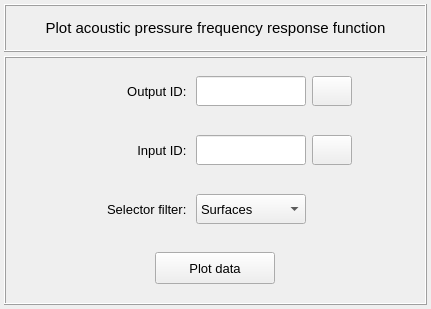
MOPT-UFSC/VIBRA, file vibra/interface/data/ui_files/plots/acoustic/acoustic_pressure_frequency_response_function_inputs.ui: the form before one commit.
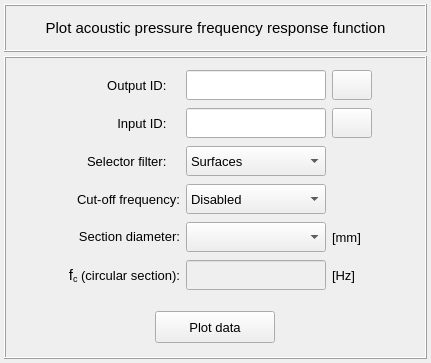
The form after the commit. Icons and pictures are not drawn.

Commit message: Add the cut-off frequency lines to acoustic frequency response plots

```diff
--- a/vibra/interface/data/ui_files/plots/acoustic/acoustic_pressure_frequency_response_function_inputs.ui
+++ b/vibra/interface/data/ui_files/plots/acoustic/acoustic_pressure_frequency_response_function_inputs.ui
@@ -7,7 +7,7 @@
     <x>0</x>
     <y>0</y>
     <width>431</width>
-    <height>309</height>
+    <height>363</height>
    </rect>
   </property>
   <property name="sizePolicy">
@@ -56,10 +56,10 @@
       </size>
      </property>
      <property name="frameShape">
-      <enum>QFrame::Box</enum>
+      <enum>QFrame::Shape::Box</enum>
      </property>
      <property name="frameShadow">
-      <enum>QFrame::Raised</enum>
+      <enum>QFrame::Shadow::Raised</enum>
      </property>
      <property name="lineWidth">
       <number>1</number>
@@ -98,7 +98,6 @@
          <font>
           <family>MS Shell Dlg 2</family>
           <pointsize>11</pointsize>
-          <weight>50</weight>
           <italic>false</italic>
           <bold>false</bold>
          </font>
@@ -107,10 +106,10 @@
          <string>Plot acoustic pressure frequency response function</string>
         </property>
         <property name="textFormat">
-         <enum>Qt::AutoText</enum>
+         <enum>Qt::TextFormat::AutoText</enum>
         </property>
         <property name="alignment">
-         <set>Qt::AlignCenter</set>
+         <set>Qt::AlignmentFlag::AlignCenter</set>
         </property>
         <property name="margin">
          <number>-5</number>
@@ -135,10 +134,10 @@
       </size>
      </property>
      <property name="frameShape">
-      <enum>QFrame::Box</enum>
+      <enum>QFrame::Shape::Box</enum>
      </property>
      <property name="frameShadow">
-      <enum>QFrame::Raised</enum>
+      <enum>QFrame::Shadow::Raised</enum>
      </property>
      <layout class="QGridLayout" name="gridLayout_3">
       <property name="leftMargin">
@@ -156,183 +155,7 @@
       <property name="spacing">
        <number>4</number>
       </property>
-      <item row="0" column="0">
-       <widget class="QFrame" name="frame_4">
-        <property name="minimumSize">
-         <size>
-          <width>0</width>
-          <height>52</height>
-         </size>
-        </property>
-        <property name="maximumSize">
-         <size>
-          <width>16777215</width>
-          <height>52</height>
-         </size>
-        </property>
-        <property name="frameShape">
-         <enum>QFrame::NoFrame</enum>
-        </property>
-        <property name="frameShadow">
-         <enum>QFrame::Raised</enum>
-        </property>
-        <layout class="QGridLayout" name="gridLayout">
-         <property name="leftMargin">
-          <number>2</number>
-         </property>
-         <property name="topMargin">
-          <number>2</number>
-         </property>
-         <property name="rightMargin">
-          <number>2</number>
-         </property>
-         <property name="bottomMargin">
-          <number>2</number>
-         </property>
-         <property name="horizontalSpacing">
-          <number>6</number>
-         </property>
-         <property name="verticalSpacing">
-          <number>2</number>
-         </property>
-         <item row="0" column="0">
-          <spacer name="horizontalSpacer">
-           <property name="orientation">
-            <enum>Qt::Horizontal</enum>
-           </property>
-           <property name="sizeHint" stdset="0">
-            <size>
-             <width>40</width>
-             <height>20</height>
-            </size>
-           </property>
-          </spacer>
-         </item>
-         <item row="0" column="2">
-          <widget class="QLineEdit" name="lineEdit_output_selected_id">
-           <property name="minimumSize">
-            <size>
-             <width>110</width>
-             <height>30</height>
-            </size>
-           </property>
-           <property name="maximumSize">
-            <size>
-             <width>110</width>
-             <height>30</height>
-            </size>
-           </property>
-           <property name="font">
-            <font>
-             <pointsize>10</pointsize>
-            </font>
-           </property>
-           <property name="styleSheet">
-            <string notr="true"/>
-           </property>
-           <property name="text">
-            <string/>
-           </property>
-           <property name="alignment">
-            <set>Qt::AlignCenter</set>
-           </property>
-          </widget>
-         </item>
-         <item row="0" column="1">
-          <widget class="QLabel" name="label_10">
-           <property name="minimumSize">
-            <size>
-             <width>110</width>
-             <height>30</height>
-            </size>
-           </property>
-           <property name="maximumSize">
-            <size>
-             <width>110</width>
-             <height>30</height>
-            </size>
-           </property>
-           <property name="font">
-            <font>
-             <family>MS Shell Dlg 2</family>
-             <pointsize>10</pointsize>
-             <weight>50</weight>
-             <italic>false</italic>
-             <bold>false</bold>
-            </font>
-           </property>
-           <property name="text">
-            <string>Output ID: </string>
-           </property>
-           <property name="alignment">
-            <set>Qt::AlignRight|Qt::AlignTrailing|Qt::AlignVCenter</set>
-           </property>
-          </widget>
-         </item>
-         <item row="0" column="3">
-          <widget class="QPushButton" name="pushButton_export_data">
-           <property name="minimumSize">
-            <size>
-             <width>40</width>
-             <height>30</height>
-            </size>
-           </property>
-           <property name="maximumSize">
-            <size>
-             <width>40</width>
-             <height>30</height>
-            </size>
-           </property>
-           <property name="font">
-            <font>
-             <family>MS Shell Dlg 2</family>
-             <pointsize>11</pointsize>
-             <weight>75</weight>
-             <italic>false</italic>
-             <bold>true</bold>
-            </font>
-           </property>
-           <property name="toolTip">
-            <string>&lt;html&gt;&lt;head/&gt;&lt;body&gt;&lt;p&gt;&lt;span style=&quot; font-size:10pt; font-weight:400;&quot;&gt;Press to export the current frequency response function&lt;/span&gt;&lt;/p&gt;&lt;/body&gt;&lt;/html&gt;</string>
-           </property>
-           <property name="styleSheet">
-            <string notr="true"/>
-           </property>
-           <property name="text">
-            <string/>
-           </property>
-           <property name="icon">
-            <iconset resource="../../../icons/resources.qrc">
-             <normaloff>:/icons/save_as.png</normaloff>:/icons/save_as.png</iconset>
-           </property>
-           <property name="iconSize">
-            <size>
-             <width>20</width>
-             <height>20</height>
-            </size>
-           </property>
-           <property name="flat">
-            <bool>false</bool>
-           </property>
-          </widget>
-         </item>
-         <item row="0" column="4">
-          <spacer name="horizontalSpacer_2">
-           <property name="orientation">
-            <enum>Qt::Horizontal</enum>
-           </property>
-           <property name="sizeHint" stdset="0">
-            <size>
-             <width>40</width>
-             <height>20</height>
-            </size>
-           </property>
-          </spacer>
-         </item>
-        </layout>
-       </widget>
-      </item>
-      <item row="3" column="0">
+      <item row="1" column="0">
        <widget class="QFrame" name="frame_3">
         <property name="minimumSize">
          <size>
@@ -347,10 +170,10 @@
          </size>
         </property>
         <property name="frameShape">
-         <enum>QFrame::NoFrame</enum>
+         <enum>QFrame::Shape::NoFrame</enum>
         </property>
         <property name="frameShadow">
-         <enum>QFrame::Raised</enum>
+         <enum>QFrame::Shadow::Raised</enum>
         </property>
         <layout class="QGridLayout" name="gridLayout_47">
          <property name="leftMargin">
@@ -386,7 +209,6 @@
             <font>
              <family>MS Shell Dlg 2</family>
              <pointsize>10</pointsize>
-             <weight>50</weight>
              <italic>false</italic>
              <bold>false</bold>
             </font>
@@ -405,8 +227,8 @@
         </layout>
        </widget>
       </item>
-      <item row="2" column="0">
-       <widget class="QFrame" name="frame_5">
+      <item row="0" column="0">
+       <widget class="QFrame" name="frame_4">
         <property name="minimumSize">
          <size>
           <width>0</width>
@@ -416,21 +238,21 @@
         <property name="maximumSize">
          <size>
           <width>16777215</width>
-          <height>52</height>
+          <height>280</height>
          </size>
         </property>
         <property name="frameShape">
-         <enum>QFrame::NoFrame</enum>
+         <enum>QFrame::Shape::NoFrame</enum>
         </property>
         <property name="frameShadow">
-         <enum>QFrame::Raised</enum>
+         <enum>QFrame::Shadow::Raised</enum>
         </property>
-        <layout class="QGridLayout" name="gridLayout_6">
+        <layout class="QGridLayout" name="gridLayout">
          <property name="leftMargin">
           <number>2</number>
          </property>
          <property name="topMargin">
-          <number>2</number>
+          <number>8</number>
          </property>
          <property name="rightMargin">
           <number>2</number>
@@ -442,26 +264,132 @@
           <number>6</number>
          </property>
          <property name="verticalSpacing">
-          <number>2</number>
+          <number>8</number>
          </property>
-         <item row="0" column="2">
+         <item row="3" column="2">
+          <widget class="QComboBox" name="comboBox_cutoff_frequency_options">
+           <property name="minimumSize">
+            <size>
+             <width>140</width>
+             <height>30</height>
+            </size>
+           </property>
+           <property name="maximumSize">
+            <size>
+             <width>140</width>
+             <height>30</height>
+            </size>
+           </property>
+           <property name="font">
+            <font>
+             <pointsize>10</pointsize>
+            </font>
+           </property>
+           <item>
+            <property name="text">
+             <string>Disabled</string>
+            </property>
+           </item>
+           <item>
+            <property name="text">
+             <string>User-defined</string>
+            </property>
+           </item>
+           <item>
+            <property name="text">
+             <string>Automatic</string>
+            </property>
+           </item>
+          </widget>
+         </item>
+         <item row="3" column="1">
+          <widget class="QLabel" name="label_cutoff_frequency">
+           <property name="minimumSize">
+            <size>
+             <width>120</width>
+             <height>30</height>
+            </size>
+           </property>
+           <property name="maximumSize">
+            <size>
+             <width>140</width>
+             <height>30</height>
+            </size>
+           </property>
+           <property name="font">
+            <font>
+             <pointsize>10</pointsize>
+             <italic>false</italic>
+             <bold>false</bold>
+            </font>
+           </property>
+           <property name="text">
+            <string>Cut-off frequency:</string>
+           </property>
+           <property name="alignment">
+            <set>Qt::AlignmentFlag::AlignRight|Qt::AlignmentFlag::AlignTrailing|Qt::AlignmentFlag::AlignVCenter</set>
+           </property>
+          </widget>
+         </item>
+         <item row="0" column="4">
+          <spacer name="horizontalSpacer_2">
+           <property name="orientation">
+            <enum>Qt::Orientation::Horizontal</enum>
+           </property>
+           <property name="sizeHint" stdset="0">
+            <size>
+             <width>40</width>
+             <height>20</height>
+            </size>
+           </property>
+          </spacer>
+         </item>
+         <item row="4" column="1">
+          <widget class="QLabel" name="label_fc_combo_box">
+           <property name="minimumSize">
+            <size>
+             <width>120</width>
+             <height>30</height>
+            </size>
+           </property>
+           <property name="maximumSize">
+            <size>
+             <width>140</width>
+             <height>30</height>
+            </size>
+           </property>
+           <property name="font">
+            <font>
+             <pointsize>10</pointsize>
+             <italic>false</italic>
+             <bold>false</bold>
+            </font>
+           </property>
+           <property name="text">
+            <string>&lt;html&gt;&lt;head/&gt;&lt;body&gt;&lt;p&gt;Section diameter:&lt;/p&gt;&lt;/body&gt;&lt;/html&gt;</string>
+           </property>
+           <property name="alignment">
+            <set>Qt::AlignmentFlag::AlignRight|Qt::AlignmentFlag::AlignTrailing|Qt::AlignmentFlag::AlignVCenter</set>
+           </property>
+          </widget>
+         </item>
+         <item row="2" column="2">
           <widget class="QComboBox" name="comboBox_selector_filter">
            <property name="minimumSize">
             <size>
-             <width>110</width>
+             <width>140</width>
              <height>30</height>
             </size>
            </property>
            <property name="maximumSize">
             <size>
-             <width>110</width>
+             <width>140</width>
              <height>30</height>
             </size>
            </property>
            <property name="font">
             <font>
              <pointsize>10</pointsize>
-             <weight>50</weight>
              <italic>false</italic>
              <bold>false</bold>
             </font>
@@ -494,17 +422,17 @@
            </item>
           </widget>
          </item>
-         <item row="0" column="1">
-          <widget class="QLabel" name="label_2">
+         <item row="4" column="3">
+          <widget class="QLabel" name="label_unit_combo_box">
            <property name="minimumSize">
             <size>
-             <width>110</width>
+             <width>40</width>
              <height>30</height>
             </size>
            </property>
            <property name="maximumSize">
             <size>
-             <width>110</width>
+             <width>40</width>
              <height>30</height>
             </size>
            </property>
@@ -514,41 +442,12 @@
             </font>
            </property>
            <property name="text">
-            <string>Selector filter: </string>
-           </property>
-           <property name="alignment">
-            <set>Qt::AlignRight|Qt::AlignTrailing|Qt::AlignVCenter</set>
+            <string>[mm]</string>
            </property>
           </widget>
          </item>
-         <item row="0" column="4">
-          <spacer name="horizontalSpacer_6">
-           <property name="orientation">
-            <enum>Qt::Horizontal</enum>
-           </property>
-           <property name="sizeHint" stdset="0">
-            <size>
-             <width>40</width>
-             <height>20</height>
-            </size>
-           </property>
-          </spacer>
-         </item>
-         <item row="0" column="0">
-          <spacer name="horizontalSpacer_5">
-           <property name="orientation">
-            <enum>Qt::Horizontal</enum>
-           </property>
-           <property name="sizeHint" stdset="0">
-            <size>
-             <width>40</width>
-             <height>20</height>
-            </size>
-           </property>
-          </spacer>
-         </item>
          <item row="0" column="3">
-          <widget class="QFrame" name="frame_6">
+          <widget class="QPushButton" name="pushButton_export_data">
            <property name="minimumSize">
             <size>
              <width>40</width>
@@ -561,70 +460,39 @@
              <height>30</height>
             </size>
            </property>
-           <property name="frameShape">
-            <enum>QFrame::NoFrame</enum>
+           <property name="font">
+            <font>
+             <family>MS Shell Dlg 2</family>
+             <pointsize>11</pointsize>
+             <italic>false</italic>
+             <bold>true</bold>
+            </font>
            </property>
-           <property name="frameShadow">
-            <enum>QFrame::Raised</enum>
+           <property name="toolTip">
+            <string>&lt;html&gt;&lt;head/&gt;&lt;body&gt;&lt;p&gt;&lt;span style=&quot; font-size:10pt; font-weight:400;&quot;&gt;Press to export the current frequency response function&lt;/span&gt;&lt;/p&gt;&lt;/body&gt;&lt;/html&gt;</string>
            </property>
-          </widget>
-         </item>
-        </layout>
-       </widget>
-      </item>
-      <item row="1" column="0">
-       <widget class="QFrame" name="frame_8">
-        <property name="minimumSize">
-         <size>
-          <width>0</width>
-          <height>52</height>
-         </size>
-        </property>
-        <property name="maximumSize">
-         <size>
-          <width>16777215</width>
-          <height>52</height>
-         </size>
-        </property>
-        <property name="frameShape">
-         <enum>QFrame::NoFrame</enum>
-        </property>
-        <property name="frameShadow">
-         <enum>QFrame::Raised</enum>
-        </property>
-        <layout class="QGridLayout" name="gridLayout_15">
-         <property name="leftMargin">
-          <number>2</number>
-         </property>
-         <property name="topMargin">
-          <number>2</number>
-         </property>
-         <property name="rightMargin">
-          <number>2</number>
-         </property>
-         <property name="bottomMargin">
-          <number>2</number>
-         </property>
-         <property name="horizontalSpacing">
-          <number>6</number>
-         </property>
-         <property name="verticalSpacing">
-          <number>2</number>
-         </property>
-         <item row="0" column="4">
-          <spacer name="horizontalSpacer_3">
-           <property name="orientation">
-            <enum>Qt::Horizontal</enum>
+           <property name="styleSheet">
+            <string notr="true"/>
            </property>
-           <property name="sizeHint" stdset="0">
+           <property name="text">
+            <string/>
+           </property>
+           <property name="icon">
+            <iconset resource="../../../icons/resources.qrc">
+             <normaloff>:/icons/save_as.png</normaloff>:/icons/save_as.png</iconset>
+           </property>
+           <property name="iconSize">
             <size>
-             <width>40</width>
+             <width>20</width>
              <height>20</height>
             </size>
            </property>
-          </spacer>
+           <property name="flat">
+            <bool>false</bool>
+           </property>
+          </widget>
          </item>
-         <item row="0" column="1">
+         <item row="1" column="1">
           <widget class="QLabel" name="label_15">
            <property name="minimumSize">
             <size>
@@ -642,7 +510,6 @@
             <font>
              <family>MS Shell Dlg 2</family>
              <pointsize>10</pointsize>
-             <weight>50</weight>
              <italic>false</italic>
              <bold>false</bold>
             </font>
@@ -651,12 +518,25 @@
             <string>Input ID: </string>
            </property>
            <property name="alignment">
-            <set>Qt::AlignRight|Qt::AlignTrailing|Qt::AlignVCenter</set>
+            <set>Qt::AlignmentFlag::AlignRight|Qt::AlignmentFlag::AlignTrailing|Qt::AlignmentFlag::AlignVCenter</set>
            </property>
           </widget>
          </item>
-         <item row="0" column="2">
-          <widget class="QLineEdit" name="lineEdit_input_selected_id">
+         <item row="0" column="0">
+          <spacer name="horizontalSpacer">
+           <property name="orientation">
+            <enum>Qt::Orientation::Horizontal</enum>
+           </property>
+           <property name="sizeHint" stdset="0">
+            <size>
+             <width>40</width>
+             <height>20</height>
+            </size>
+           </property>
+          </spacer>
+         </item>
+         <item row="2" column="1">
+          <widget class="QLabel" name="label_2">
            <property name="minimumSize">
             <size>
              <width>110</width>
@@ -672,23 +552,17 @@
            <property name="font">
             <font>
              <pointsize>10</pointsize>
-             <weight>50</weight>
-             <italic>false</italic>
-             <bold>false</bold>
             </font>
            </property>
-           <property name="styleSheet">
-            <string notr="true"/>
-           </property>
            <property name="text">
-            <string/>
+            <string>Selector filter: </string>
            </property>
            <property name="alignment">
-            <set>Qt::AlignCenter</set>
+            <set>Qt::AlignmentFlag::AlignRight|Qt::AlignmentFlag::AlignTrailing|Qt::AlignmentFlag::AlignVCenter</set>
            </property>
           </widget>
          </item>
-         <item row="0" column="3">
+         <item row="1" column="3">
           <widget class="QPushButton" name="pushButton_flip_selection">
            <property name="minimumSize">
             <size>
@@ -706,7 +580,6 @@
             <font>
              <family>MS Shell Dlg 2</family>
              <pointsize>11</pointsize>
-             <weight>75</weight>
              <italic>false</italic>
              <bold>true</bold>
             </font>
@@ -735,18 +608,207 @@
            </property>
           </widget>
          </item>
-         <item row="0" column="0">
-          <spacer name="horizontalSpacer_4">
-           <property name="orientation">
-            <enum>Qt::Horizontal</enum>
+         <item row="0" column="2">
+          <widget class="QLineEdit" name="lineEdit_output_selected_id">
+           <property name="minimumSize">
+            <size>
+             <width>140</width>
+             <height>30</height>
+            </size>
            </property>
-           <property name="sizeHint" stdset="0">
+           <property name="maximumSize">
             <size>
+             <width>140</width>
+             <height>30</height>
+            </size>
+           </property>
+           <property name="font">
+            <font>
+             <pointsize>10</pointsize>
+            </font>
+           </property>
+           <property name="styleSheet">
+            <string notr="true"/>
+           </property>
+           <property name="text">
+            <string/>
+           </property>
+           <property name="alignment">
+            <set>Qt::AlignmentFlag::AlignCenter</set>
+           </property>
+          </widget>
+         </item>
+         <item row="0" column="1">
+          <widget class="QLabel" name="label_10">
+           <property name="minimumSize">
+            <size>
+             <width>110</width>
+             <height>30</height>
+            </size>
+           </property>
+           <property name="maximumSize">
+            <size>
+             <width>110</width>
+             <height>30</height>
+            </size>
+           </property>
+           <property name="font">
+            <font>
+             <family>MS Shell Dlg 2</family>
+             <pointsize>10</pointsize>
+             <italic>false</italic>
+             <bold>false</bold>
+            </font>
+           </property>
+           <property name="text">
+            <string>Output ID: </string>
+           </property>
+           <property name="alignment">
+            <set>Qt::AlignmentFlag::AlignRight|Qt::AlignmentFlag::AlignTrailing|Qt::AlignmentFlag::AlignVCenter</set>
+           </property>
+          </widget>
+         </item>
+         <item row="1" column="2">
+          <widget class="QLineEdit" name="lineEdit_input_selected_id">
+           <property name="minimumSize">
+            <size>
+             <width>140</width>
+             <height>30</height>
+            </size>
+           </property>
+           <property name="maximumSize">
+            <size>
+             <width>140</width>
+             <height>30</height>
+            </size>
+           </property>
+           <property name="font">
+            <font>
+             <pointsize>10</pointsize>
+             <italic>false</italic>
+             <bold>false</bold>
+            </font>
+           </property>
+           <property name="styleSheet">
+            <string notr="true"/>
+           </property>
+           <property name="text">
+            <string/>
+           </property>
+           <property name="alignment">
+            <set>Qt::AlignmentFlag::AlignCenter</set>
+           </property>
+          </widget>
+         </item>
+         <item row="4" column="2">
+          <widget class="QComboBox" name="comboBox_cutoff_frequency">
+           <property name="minimumSize">
+            <size>
+             <width>140</width>
+             <height>30</height>
+            </size>
+           </property>
+           <property name="maximumSize">
+            <size>
+             <width>140</width>
+             <height>30</height>
+            </size>
+           </property>
+           <property name="font">
+            <font>
+             <pointsize>10</pointsize>
+            </font>
+           </property>
+          </widget>
+         </item>
+         <item row="5" column="2">
+          <widget class="QLineEdit" name="lineEdit_cutoff_frequency">
+           <property name="enabled">
+            <bool>false</bool>
+           </property>
+           <property name="minimumSize">
+            <size>
+             <width>140</width>
+             <height>30</height>
+            </size>
+           </property>
+           <property name="maximumSize">
+            <size>
+             <width>140</width>
+             <height>30</height>
+            </size>
+           </property>
+           <property name="font">
+            <font>
+             <pointsize>10</pointsize>
+            </font>
+           </property>
+           <property name="toolTip">
+            <string>&lt;html&gt;&lt;head/&gt;&lt;body&gt;&lt;p align=&quot;center&quot;&gt;f&lt;span style=&quot; vertical-align:sub;&quot;&gt;c&lt;/span&gt; = 1.8412 x C&lt;span style=&quot; vertical-align:sub;&quot;&gt;o &lt;/span&gt;/ (π * D&lt;span style=&quot; vertical-align:sub;&quot;&gt;in&lt;/span&gt;), &lt;/p&gt;&lt;p align=&quot;justify&quot;&gt;where C&lt;span style=&quot; vertical-align:sub;&quot;&gt;0&lt;/span&gt; is the fluid speed of sound in m/s, and D&lt;span style=&quot; vertical-align:sub;&quot;&gt;in&lt;/span&gt; is the pipe's internal diameter in m.&lt;/p&gt;&lt;/body&gt;&lt;/html&gt;</string>
+           </property>
+           <property name="layoutDirection">
+            <enum>Qt::LayoutDirection::LeftToRight</enum>
+           </property>
+           <property name="styleSheet">
+            <string notr="true"/>
+           </property>
+           <property name="alignment">
+            <set>Qt::AlignmentFlag::AlignCenter</set>
+           </property>
+          </widget>
+         </item>
+         <item row="5" column="3">
+          <widget class="QLabel" name="label_unit_line_edit">
+           <property name="minimumSize">
+            <size>
              <width>40</width>
-             <height>20</height>
+             <height>30</height>
             </size>
            </property>
-          </spacer>
+           <property name="maximumSize">
+            <size>
+             <width>40</width>
+             <height>30</height>
+            </size>
+           </property>
+           <property name="font">
+            <font>
+             <pointsize>10</pointsize>
+            </font>
+           </property>
+           <property name="text">
+            <string>[Hz]</string>
+           </property>
+          </widget>
+         </item>
+         <item row="5" column="1">
+          <widget class="QLabel" name="label_fc_line_edit">
+           <property name="minimumSize">
+            <size>
+             <width>120</width>
+             <height>30</height>
+            </size>
+           </property>
+           <property name="maximumSize">
+            <size>
+             <width>140</width>
+             <height>30</height>
+            </size>
+           </property>
+           <property name="font">
+            <font>
+             <pointsize>10</pointsize>
+             <italic>false</italic>
+             <bold>false</bold>
+            </font>
+           </property>
+           <property name="text">
+            <string>&lt;html&gt;&lt;head/&gt;&lt;body&gt;&lt;p&gt;&lt;span style=&quot; font-size:11pt;&quot;&gt;f&lt;/span&gt;&lt;span style=&quot; font-size:11pt; vertical-align:sub;&quot;&gt;c&lt;/span&gt; (circular section):&lt;/p&gt;&lt;/body&gt;&lt;/html&gt;</string>
+           </property>
+           <property name="alignment">
+            <set>Qt::AlignmentFlag::AlignRight|Qt::AlignmentFlag::AlignTrailing|Qt::AlignmentFlag::AlignVCenter</set>
+           </property>
+          </widget>
          </item>
         </layout>
        </widget>
```
The commit also changes 7 other files.
